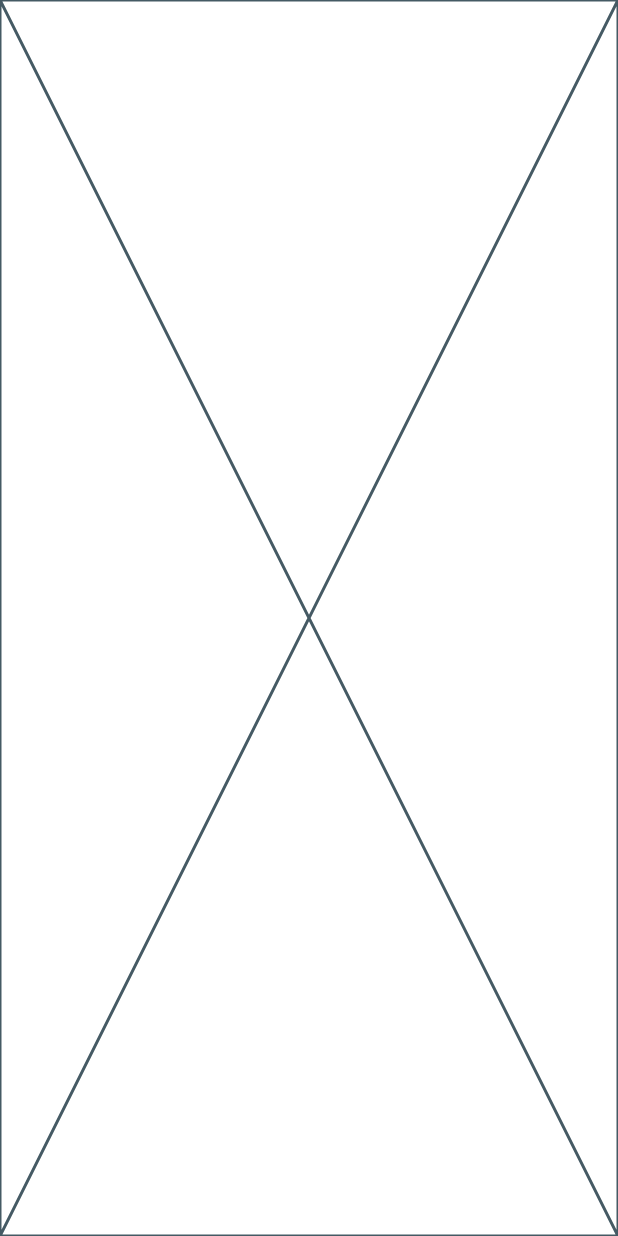
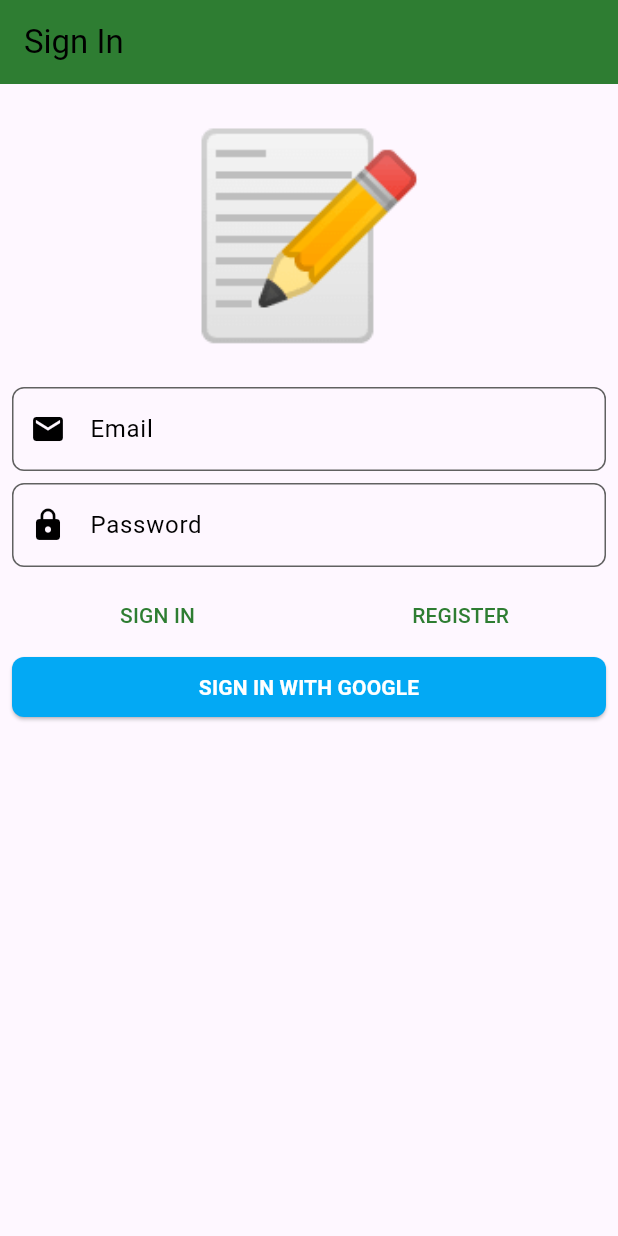
Before and after one commit to Nazir-Dan/notes_firebase_ddd, a Flutter app: the screen it shows after launch, on a phone screen of 412 x 824 dp. Run offline on Flutter 3.47's test engine with Material 3 defaults, Android fonts, the phone set to English and light mode, and no system bars; our stand-ins replace another_flushbar, bloc, cloud_firestore, dartz, firebase_auth, firebase_core and 5 more; accounts and stored records are empty.

Commit message:
implemented authentication Bloc, getting the current user and signing out.

```diff
--- /dev/null
+++ b/lib/app/auth/auth_bloc_event.dart
@@ -0,0 +1,7 @@
+part of 'auth_bloc_bloc.dart';
+
+@freezed
+class AuthEvent with _$AuthEvent {
+  const factory AuthEvent.authCheckRequested() = AuthCheckRequested;
+  const factory AuthEvent.signedOut() = SignedOut;
+}
--- /dev/null
+++ b/lib/app/auth/auth_bloc_state.dart
@@ -0,0 +1,8 @@
+part of 'auth_bloc_bloc.dart';
+
+@freezed
+class AuthState with _$AuthState {
+  const factory AuthState.initialState() = InitialState;
+  const factory AuthState.authenticated(User user) = Authenticated;
+  const factory AuthState.unAuthenticated() = UnAuthenticated;
+}
--- a/lib/domain/auth/i_auth_facade.dart
+++ b/lib/domain/auth/i_auth_facade.dart
@@ -1,10 +1,13 @@
 import 'package:dartz/dartz.dart';
 import 'package:flutter/foundation.dart' show immutable;
 import 'package:notes_firebase_ddd/domain/auth/auth_failure.dart';
+import 'package:notes_firebase_ddd/domain/auth/user.dart';
 import 'package:notes_firebase_ddd/domain/auth/value_objects.dart';
 
 @immutable
 abstract class IAuthFacade {
+  Option<User> getSignedInUser();
+  Future<void> signOut();
   Future<Either<AuthFailure, Unit>> registerWithEmailAndPassword(
       {required EmailAddress emailAddress, required Password password});
   Future<Either<AuthFailure, Unit>> signInWithEmailAndPassword(
--- a/lib/presentation/core/app_widget.dart
+++ b/lib/presentation/core/app_widget.dart
@@ -1,5 +1,5 @@
 import 'package:flutter/material.dart';
-import 'package:flutter/widgets.dart';
+import 'package:notes_firebase_ddd/presentation/sign_in/sign_in_page.dart';
 
 class App extends StatelessWidget {
   const App({super.key});
@@ -8,12 +8,36 @@ class App extends StatelessWidget {
   @override
   Widget build(BuildContext context) {
     return MaterialApp(
-      title: 'Flutter Demo',
-      theme: ThemeData(
-        colorScheme: ColorScheme.fromSeed(seedColor: Colors.deepPurple),
-        useMaterial3: true,
+      title: 'Workout Tracker',
+      debugShowCheckedModeBanner: false,
+      theme: ThemeData.light().copyWith(
+        colorScheme: ColorScheme.fromSwatch().copyWith(
+          primary: Colors.green[800],
+          secondary: Colors.blueAccent,
+        ),
+        appBarTheme: ThemeData.light().appBarTheme.copyWith(
+              //brightness: Brightness.dark,
+              color: Colors.green[800],
+              iconTheme: ThemeData.dark().iconTheme,
+            ),
+        floatingActionButtonTheme: FloatingActionButtonThemeData(
+          backgroundColor: Colors.blue[900],
+          foregroundColor: Colors.white,
+        ),
+        inputDecorationTheme: InputDecorationTheme(
+          border: OutlineInputBorder(
+            borderRadius: BorderRadius.circular(8),
+          ),
+          enabledBorder: OutlineInputBorder(
+            borderRadius: BorderRadius.circular(8),
+            borderSide: BorderSide(color: Colors.grey.shade700),
+          ),
+        ),
       ),
-      home: const HomePage(),
+      //onGenerateRoute: Router.onGenerateRoute,
+      //initialRoute: Router.splashPage,
+      //navigatorKey: Router.navigator.key,
+      home: const SignInPage(),
     );
   }
 }
--- /dev/null
+++ b/lib/presentation/sign_in/sign_in_page.dart
@@ -0,0 +1,22 @@
+import 'package:flutter/material.dart';
+import 'package:flutter_bloc/flutter_bloc.dart';
+import 'package:notes_firebase_ddd/app/auth/sign_in_form/sign_in_form_bloc.dart';
+import 'package:notes_firebase_ddd/injection.dart';
+import 'package:notes_firebase_ddd/presentation/sign_in/widgets/sign_in_form.dart';
+
+class SignInPage extends StatelessWidget {
+  const SignInPage({super.key});
+
+  @override
+  Widget build(BuildContext context) {
+    return Scaffold(
+      appBar: AppBar(
+        title: const Text('Sign In'),
+      ),
+      body: BlocProvider(
+        create: (context) => getIt<SignInFormBloc>(),
+        child: const SignInForm(),
+      ),
+    );
+  }
+}
--- /dev/null
+++ b/lib/presentation/sign_in/widgets/sign_in_form.dart
@@ -0,0 +1,152 @@
+import 'package:another_flushbar/flushbar.dart';
+import 'package:flutter/material.dart';
+import 'package:flutter_bloc/flutter_bloc.dart';
+import 'package:notes_firebase_ddd/app/auth/sign_in_form/sign_in_form_bloc.dart';
+
+class SignInForm extends StatelessWidget {
+  const SignInForm({super.key});
+
+  @override
+  Widget build(BuildContext context) {
+    return BlocConsumer<SignInFormBloc, SignInFormState>(
+      listener: (context, state) {
+        state.authFailureOrSuccessOption.fold(
+          () {},
+          (either) {
+            either.fold(
+              (failure) {
+                Flushbar(
+                  message: failure.map(
+                    // Use localized strings here in your apps
+                    canceledByUser: (_) => 'Cancelled',
+                    serverError: (_) => 'Server error',
+                    emailAlreadyInUse: (_) => 'Email already in use',
+                    invalidEmailPasswordCombination: (_) =>
+                        'Invalid email and password combination',
+                  ),
+                  margin: const EdgeInsets.all(6.0),
+                  flushbarStyle: FlushbarStyle.FLOATING,
+                  flushbarPosition: FlushbarPosition.BOTTOM,
+                  borderRadius: BorderRadius.circular(12),
+                  duration: const Duration(seconds: 2),
+                  leftBarIndicatorColor: Colors.red[300],
+                ).show(context);
+              },
+              (_) {
+                // Router.navigator.pushReplacementNamed(Router.notesOverviewPage);
+                // context
+                //     .bloc<AuthBloc>()
+                //     .add(const AuthEvent.authCheckRequested());
+              },
+            );
+          },
+        );
+      },
+      builder: (context, state) {
+        return Form(
+          autovalidateMode: state.showErrorMessages
+              ? AutovalidateMode.always
+              : AutovalidateMode.disabled,
+          child: ListView(
+            padding: const EdgeInsets.all(8.0),
+            children: <Widget>[
+              const Text(
+                '📝',
+                textAlign: TextAlign.center,
+                style: TextStyle(fontSize: 130),
+              ),
+              const SizedBox(height: 8),
+              TextFormField(
+                decoration: const InputDecoration(
+                  prefixIcon: Icon(Icons.email),
+                  labelText: 'Email',
+                ),
+                autocorrect: false,
+                onChanged: (value) => context
+                    .read<SignInFormBloc>()
+                    .add(SignInFormEvent.emailChanged(value)),
+                validator: (_) => context
+                    .read<SignInFormBloc>()
+                    .state
+                    .emailAddress
+                    .value
+                    .fold(
+                      (f) => f.maybeMap(
+                        invalidEmail: (_) => 'Invalid email',
+                        orElse: () => null,
+                      ),
+                      (_) => null,
+                    ),
+              ),
+              const SizedBox(height: 8),
+              TextFormField(
+                // controller: passwordController,
+                decoration: const InputDecoration(
+                  prefixIcon: Icon(Icons.lock),
+                  labelText: 'Password',
+                ),
+                obscureText: true,
+                autocorrect: false,
+                onChanged: (value) => context
+                    .read<SignInFormBloc>()
+                    .add(SignInFormEvent.passwordChanged(value)),
+                validator: (_) =>
+                    context.read<SignInFormBloc>().state.password.value.fold(
+                          (f) => f.maybeMap(
+                            shortPassword: (_) => 'Short password',
+                            orElse: () => null,
+                          ),
+                          (_) => null,
+                        ),
+              ),
+              const SizedBox(height: 8),
+              Row(
+                children: <Widget>[
+                  Expanded(
+                    child: TextButton(
+                      onPressed: () => context.read<SignInFormBloc>().add(
+                          const SignInFormEvent
+                              .signInWithEmailAndPasswordPressed()),
+                      child: const Text('SIGN IN'),
+                    ),
+                  ),
+                  const SizedBox(width: 8),
+                  Expanded(
+                    child: TextButton(
+                      onPressed: () => context.read<SignInFormBloc>().add(
+                          const SignInFormEvent
+                              .registerWithEmailAndPasswordPressed()),
+                      child: const Text('REGISTER'),
+                    ),
+                  ),
+                ],
+              ),
+              ElevatedButton(
+                onPressed: () => context
+                    .read<SignInFormBloc>()
+                    .add(const SignInFormEvent.signInWithGooglePressed()),
+                style: ElevatedButton.styleFrom(
+                  backgroundColor: Colors.lightBlue,
+                  shape: RoundedRectangleBorder(
+                    borderRadius: BorderRadius.circular(8),
+                  ),
+                ),
+                child: const Text(
+                  'SIGN IN WITH GOOGLE',
+                  style: TextStyle(
+                    color: Colors.white,
+                    fontWeight: FontWeight.bold,
+                  ),
+                ),
+              ),
+              if (state.isSubmitting) ...[
+                const SizedBox(height: 8),
+                const LinearProgressIndicator(value: null),
+              ]
+            ],
+          ),
+        );
+      },
+    );
+  }
+}
--- a/pubspec.yaml
+++ b/pubspec.yaml
@@ -43,6 +43,9 @@ dependencies:
   injectable_generator: ^2.4.1
   get_it: ^7.6.7
   cloud_firestore: ^4.15.5
+  another_flushbar: ^1.12.30
+  uuid: ^4.3.3
+  auto_route: ^7.8.4
 
 dev_dependencies:
   flutter_test:
```
Also changed, not shown: lib/app/auth/auth_bloc_bloc.dart (added, +28 -0 lines), lib/domain/auth/user.dart (added, +10 -0 lines), lib/domain/core/value_object.dart (+18 -0 lines), lib/infrastructure/auth/firebase_auth_facade.dart (+29 -5 lines), lib/infrastructure/auth/firebase_user_mapper.dart (added, +11 -0 lines), lib/app/auth/auth_bloc_bloc.freezed.dart (added), lib/domain/auth/user.freezed.dart (added), lib/injection.config.dart, pubspec.lock, 2 other files.
